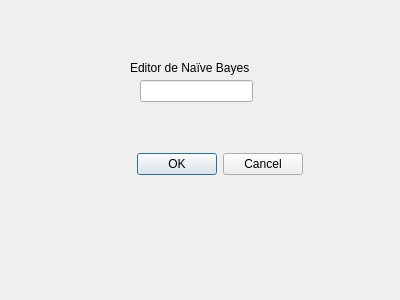
The window that Resources/UI/DialogNaiveBayes.ui (40CompilerErrors/Proyecto2) describes before a commit, drawn with Qt 5.
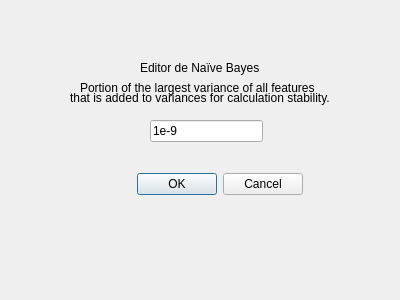
The same window after the commit.

Commit message: You can edit Naive Bayes now

Diff of the .ui file:
```diff
--- a/Resources/UI/DialogNaiveBayes.ui
+++ b/Resources/UI/DialogNaiveBayes.ui
@@ -16,7 +16,7 @@
   <widget class="QLabel" name="label">
    <property name="geometry">
     <rect>
-     <x>130</x>
+     <x>140</x>
      <y>60</y>
      <width>141</width>
      <height>16</height>
@@ -29,18 +29,21 @@
   <widget class="QLineEdit" name="dialog_NB">
    <property name="geometry">
     <rect>
-     <x>140</x>
-     <y>80</y>
+     <x>150</x>
+     <y>120</y>
      <width>113</width>
      <height>22</height>
     </rect>
    </property>
+   <property name="text">
+    <string>1e-9</string>
+   </property>
   </widget>
   <widget class="QDialogButtonBox" name="buttonBox_NB">
    <property name="geometry">
     <rect>
      <x>110</x>
-     <y>150</y>
+     <y>170</y>
      <width>193</width>
      <height>28</height>
     </rect>
@@ -49,6 +52,32 @@
     <set>QDialogButtonBox::Cancel|QDialogButtonBox::Ok</set>
    </property>
   </widget>
+  <widget class="QLabel" name="label_2">
+   <property name="geometry">
+    <rect>
+     <x>80</x>
+     <y>80</y>
+     <width>261</width>
+     <height>16</height>
+    </rect>
+   </property>
+   <property name="text">
+    <string>Portion of the largest variance of all features </string>
+   </property>
+  </widget>
+  <widget class="QLabel" name="label_3">
+   <property name="geometry">
+    <rect>
+     <x>70</x>
+     <y>90</y>
+     <width>301</width>
+     <height>16</height>
+    </rect>
+   </property>
+   <property name="text">
+    <string>that is added to variances for calculation stability.</string>
+   </property>
+  </widget>
  </widget>
  <resources/>
  <connections/>
```
The commit also changes 3 other files.
